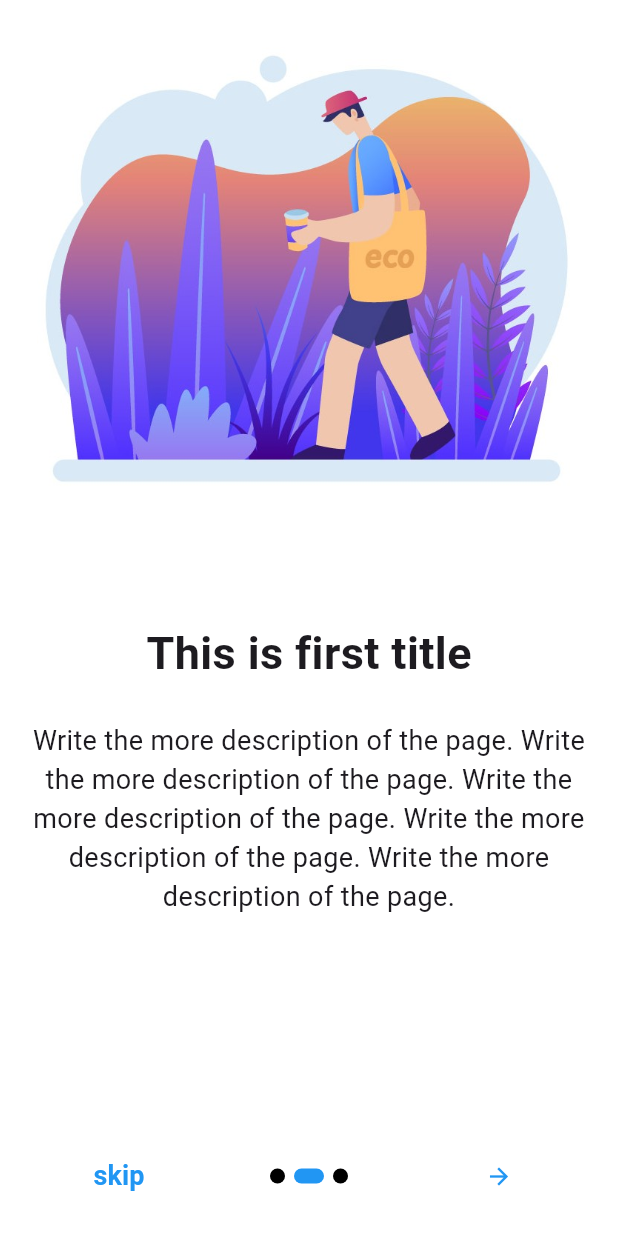
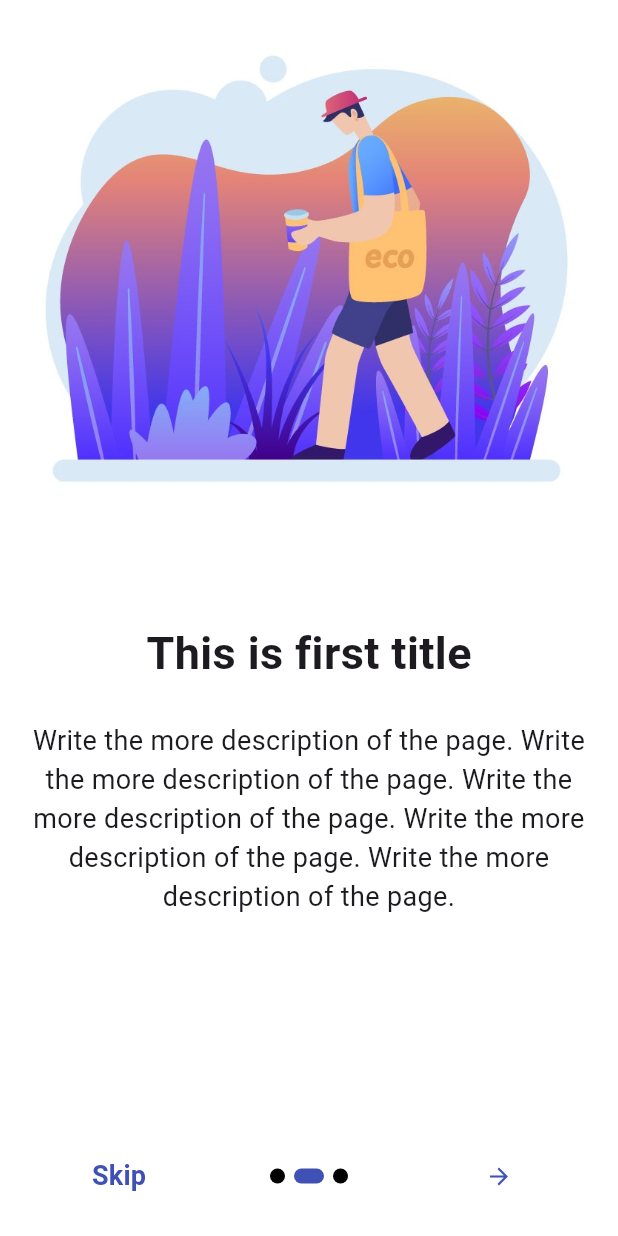
Before and after one commit to anshu-ac-dv/e_education, a Flutter app: the screen it shows after launch, swiped to page 2, on a phone screen of 412 x 824 dp. Run offline on Flutter 3.47's test engine with Material 3 defaults, Android fonts, the phone set to English and light mode, and no system bars; drawn by our look-alikes of introduction_screen.

Commit message:
Initial Commit

```diff
--- a/lib/onboarding.dart
+++ b/lib/onboarding.dart
@@ -63,27 +63,27 @@ class _OnboardingState extends State<Onboarding> {
         },
         showSkipButton: true,
         skip: Text(
-          "skip",
+          "Skip",
           style: TextStyle(
             fontWeight: FontWeight.bold,
             fontSize: 18,
-            color: Colors.blue,
+            color: Colors.indigo,
           ),
         ),
-        next: Icon(Icons.arrow_forward, color: Colors.blue),
+        next: Icon(Icons.arrow_forward, color: Colors.indigo),
         done: Text(
           "done",
           style: TextStyle(
             fontWeight: FontWeight.bold,
             fontSize: 18,
-            color: Colors.blue,
+            color: Colors.indigo,
           ),
         ),
         dotsDecorator: DotsDecorator(
           size: Size.square(10.0),
           activeSize: Size(20.0, 10.0),
           color: Colors.black,
-          activeColor: Colors.blue,
+          activeColor: Colors.indigo,
           spacing: EdgeInsets.symmetric(horizontal: 3.0),
           activeShape: RoundedRectangleBorder(
             borderRadius: BorderRadius.circular(25.0),
```
